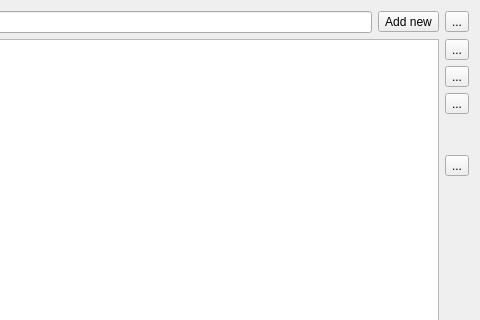
First picture: the form in ui/sourceswidget.ui, repository c-koi/gmic-qt, before the edit; both pictures show x 214 to 694 and y 0 to 320 of the 694 by 524 pixel window.
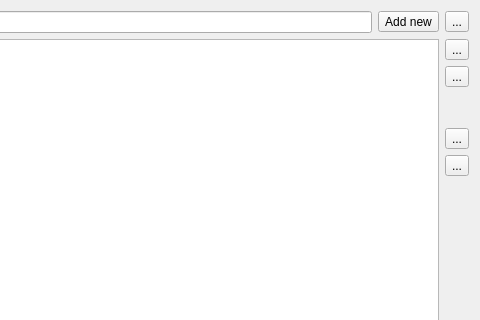
Second picture: the form after the edit.

Commit message: Change layout of the filter sources dialog

Patch:
```diff
--- a/ui/sourceswidget.ui
+++ b/ui/sourceswidget.ui
@@ -49,13 +49,6 @@
      </item>
      <item>
       <layout class="QVBoxLayout" name="verticalLayout">
-       <item>
-        <widget class="QToolButton" name="tbReset">
-         <property name="text">
-          <string>...</string>
-         </property>
-        </widget>
-       </item>
        <item>
         <widget class="QToolButton" name="tbUp">
          <property name="text">
@@ -86,6 +79,13 @@
          </property>
         </spacer>
        </item>
+       <item>
+        <widget class="QToolButton" name="tbReset">
+         <property name="text">
+          <string>...</string>
+         </property>
+        </widget>
+       </item>
        <item>
         <widget class="QToolButton" name="tbTrash">
          <property name="text">
```
The commit also changes 1 other file.
